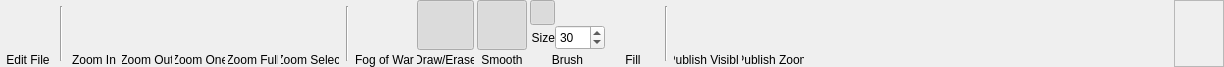
MMetze/DMHelper, file DMHelper/src/ribbontabmap.ui: the form before one commit.
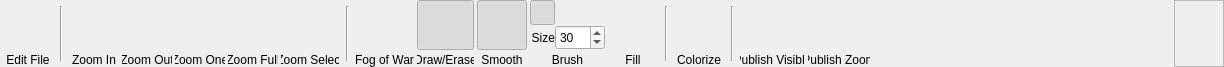
The form after the commit. Icons and pictures are not drawn. Custom widgets are drawn as their Qt base class.

Commit message: Colorize plus first Distance measurements

What changed in the file:
```diff
--- a/DMHelper/src/ribbontabmap.ui
+++ b/DMHelper/src/ribbontabmap.ui
@@ -951,6 +951,83 @@
      </property>
     </widget>
    </item>
+   <item>
+    <layout class="QVBoxLayout" name="verticalLayout_14">
+     <property name="spacing">
+      <number>0</number>
+     </property>
+     <item>
+      <widget class="QPushButton" name="btnColorize">
+       <property name="minimumSize">
+        <size>
+         <width>50</width>
+         <height>50</height>
+        </size>
+       </property>
+       <property name="maximumSize">
+        <size>
+         <width>50</width>
+         <height>50</height>
+        </size>
+       </property>
+       <property name="toolTip">
+        <string>Fill the Fog of War</string>
+       </property>
+       <property name="text">
+        <string/>
+       </property>
+       <property name="icon">
+        <iconset resource="resources.qrc">
+         <normaloff>:/img/data/icon_colorize.png</normaloff>:/img/data/icon_colorize.png</iconset>
+       </property>
+       <property name="iconSize">
+        <size>
+         <width>40</width>
+         <height>40</height>
+        </size>
+       </property>
+       <property name="flat">
+        <bool>true</bool>
+       </property>
+      </widget>
+     </item>
+     <item>
+      <widget class="QLabel" name="lblColorize">
+       <property name="maximumSize">
+        <size>
+         <width>50</width>
+         <height>16777215</height>
+        </size>
+       </property>
+       <property name="text">
+        <string>Colorize</string>
+       </property>
+       <property name="alignment">
+        <set>Qt::AlignBottom|Qt::AlignHCenter</set>
+       </property>
+      </widget>
+     </item>
+    </layout>
+   </item>
+   <item>
+    <widget class="Line" name="line_8">
+     <property name="minimumSize">
+      <size>
+       <width>10</width>
+       <height>0</height>
+      </size>
+     </property>
+     <property name="maximumSize">
+      <size>
+       <width>10</width>
+       <height>55</height>
+      </size>
+     </property>
+     <property name="orientation">
+      <enum>Qt::Vertical</enum>
+     </property>
+    </widget>
+   </item>
    <item>
     <layout class="QVBoxLayout" name="verticalLayout_9">
      <property name="spacing">
```
The commit also changes 22 other files.
